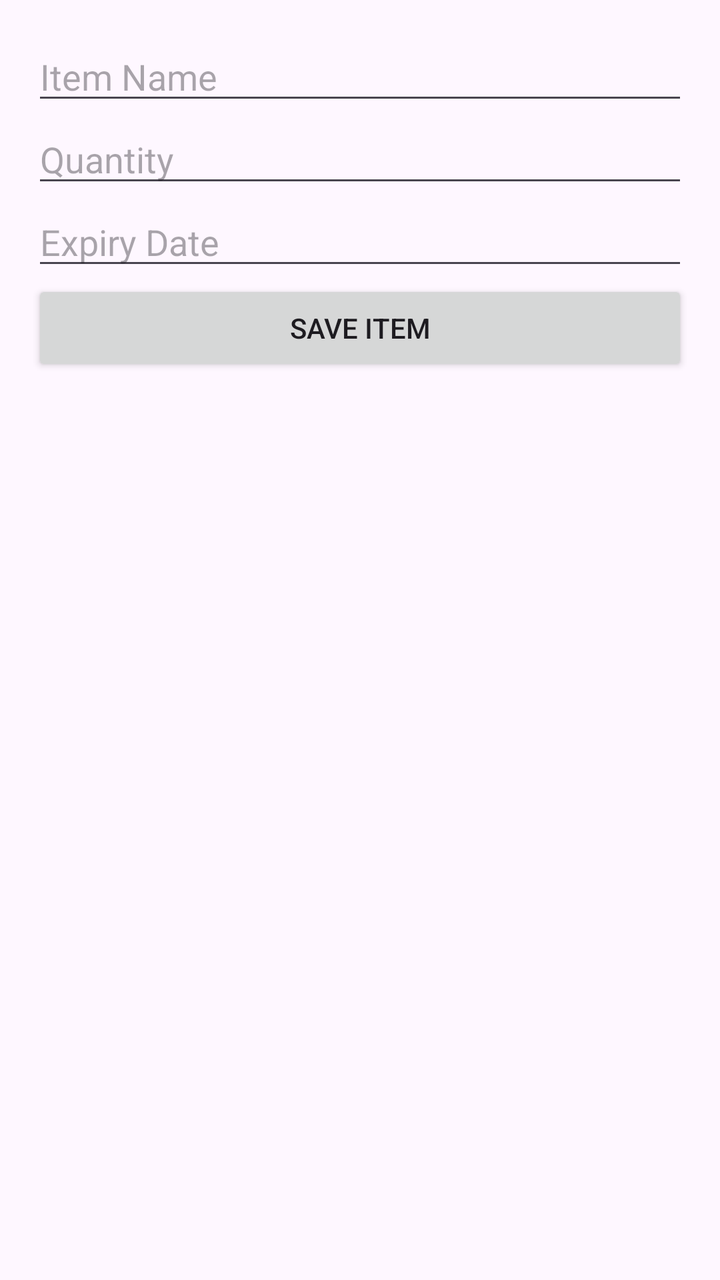
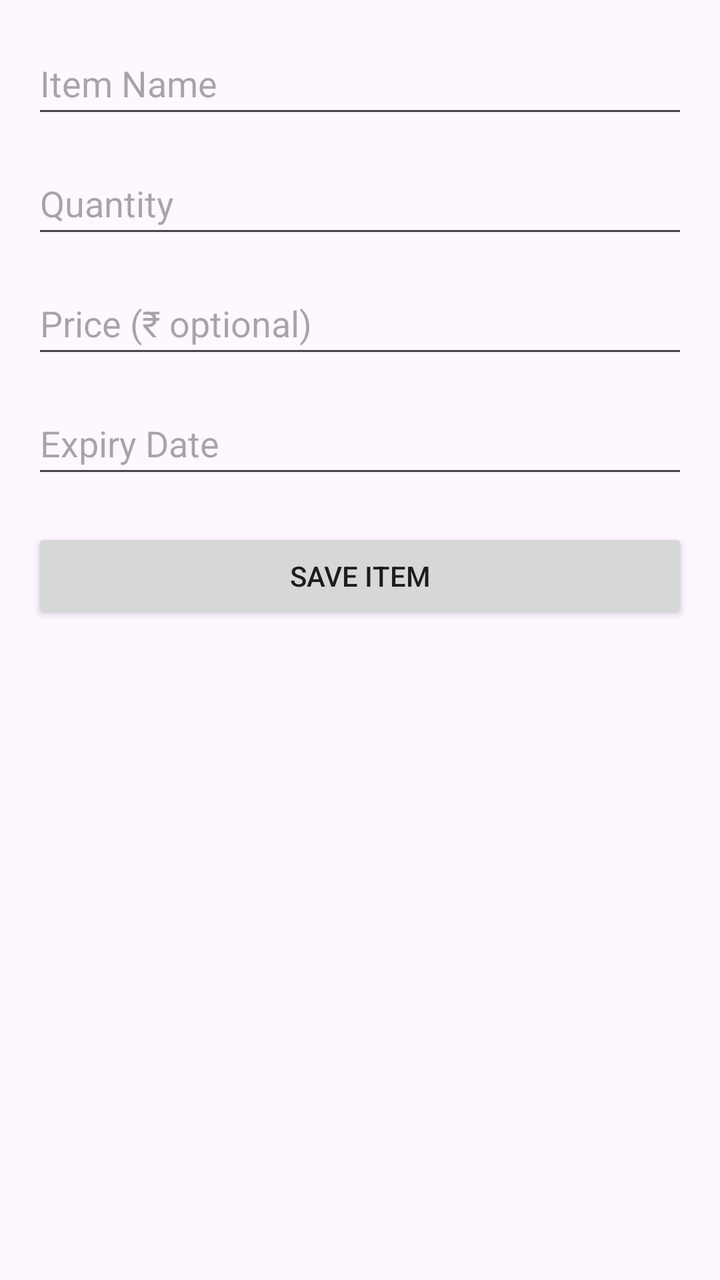

Before-and-after screenshots of an Android layout around one commit, followed by the original layout XML and the change that was made.
<!-- AndroidManifest.xml: application theme Theme.PantryPal -->
<!-- res/layout/activity_add_item.xml -->
<LinearLayout xmlns:android="http://schemas.android.com/apk/res/android"
    android:orientation="vertical"
    android:padding="16dp"
    android:layout_width="match_parent"
    android:layout_height="match_parent">

    <EditText android:id="@+id/etItemName"
        android:hint="Item Name"
        android:layout_width="match_parent"
        android:layout_height="wrap_content"/>

    <EditText android:id="@+id/etQuantity"
        android:hint="Quantity"
        android:layout_width="match_parent"
        android:layout_height="wrap_content"/>

    <EditText android:id="@+id/etExpiry"
        android:hint="Expiry Date"
        android:layout_width="match_parent"
        android:layout_height="wrap_content"/>

    <Button
        android:id="@+id/btnSaveItem"
        android:text="Save Item"
        android:layout_width="match_parent"
        android:layout_height="wrap_content"/>
</LinearLayout>
<!-- resources referenced by this layout -->
<resources>
  <style name="Theme.PantryPal" parent="Theme.Material3.DayNight.NoActionBar">
          <item name="colorPrimary">@color/pp_primary</item>
          <item name="colorPrimaryContainer">@color/pp_primary_dark</item>
          <item name="colorOnPrimary">@color/white</item>
  
          
          <item name="android:statusBarColor">@color/pp_primary_dark</item>
          <item name="android:navigationBarColor">@color/pp_bg</item>
      </style>
  <color name="pp_primary">#7C3AED</color>
  <color name="pp_primary_dark">#5B21B6</color>
  <color name="white">#FFFFFFFF</color>
  <color name="pp_bg">#FFFFFF</color>
</resources>

<!-- the commit's change to res/layout/activity_add_item.xml (unified diff, before → after) -->
@@ -4,24 +4,49 @@
     android:layout_width="match_parent"
     android:layout_height="match_parent">
 
-    <EditText android:id="@+id/etItemName"
+    <EditText
+        android:id="@+id/etItemName"
         android:hint="Item Name"
+        android:inputType="textCapWords"
+        android:minHeight="48dp"
         android:layout_width="match_parent"
-        android:layout_height="wrap_content"/>
+        android:layout_height="wrap_content"
+        android:layout_marginBottom="12dp" />
 
-    <EditText android:id="@+id/etQuantity"
+    <EditText
+        android:id="@+id/etQuantity"
         android:hint="Quantity"
+        android:inputType="text"
+        android:minHeight="48dp"
         android:layout_width="match_parent"
-        android:layout_height="wrap_content"/>
+        android:layout_height="wrap_content"
+        android:layout_marginBottom="12dp" />
 
-    <EditText android:id="@+id/etExpiry"
+    <EditText
+        android:id="@+id/etPrice"
+        android:hint="Price (₹ optional)"
+        android:inputType="numberDecimal"
+        android:minHeight="48dp"
+        android:layout_width="match_parent"
+        android:layout_height="wrap_content"
+        android:layout_marginBottom="12dp" />
+
+    <EditText
+        android:id="@+id/etExpiry"
         android:hint="Expiry Date"
+        android:focusable="false"
+        android:clickable="true"
+        android:inputType="none"
+        android:minHeight="48dp"
         android:layout_width="match_parent"
-        android:layout_height="wrap_content"/>
+        android:layout_height="wrap_content"
+        android:layout_marginBottom="20dp" />
 
     <Button
         android:id="@+id/btnSaveItem"
         android:text="Save Item"
+        android:minHeight="48dp"
         android:layout_width="match_parent"
-        android:layout_height="wrap_content"/>
+        android:layout_height="wrap_content" />
+
 </LinearLayout>
